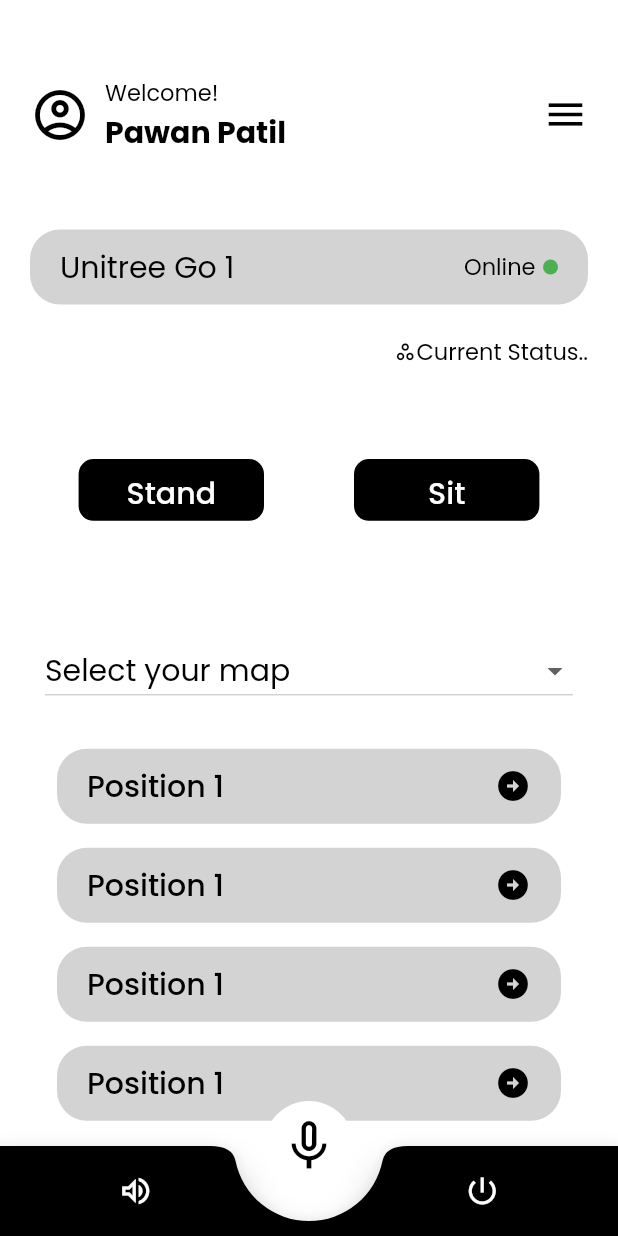
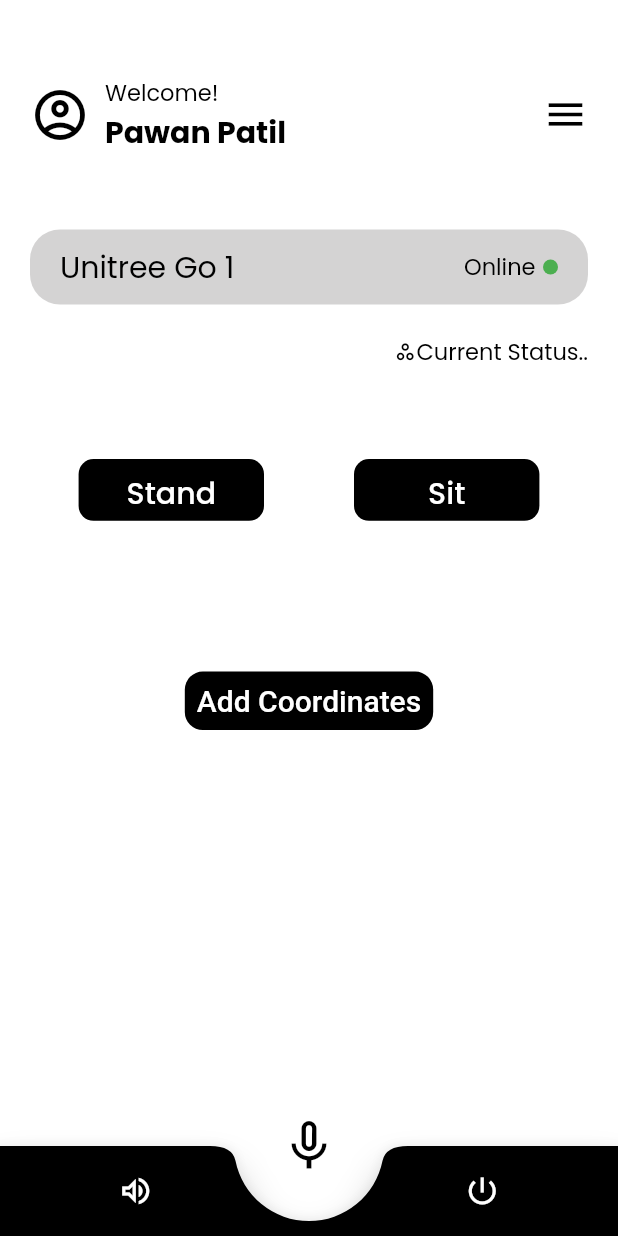
Before and after one commit to btaanish/RoamAssist, a Flutter app: the screen it shows after launch, on a phone screen of 412 x 824 dp. Run offline on Flutter 3.47's test engine with Material 2 defaults, Android fonts, the phone set to English and light mode, and no system bars; drawn by our look-alikes of avatar_glow; our stand-ins replace flutter_spinkit, speech_to_text.

Commit message:
Coordinate Screen

```diff
--- a/lib/main.dart
+++ b/lib/main.dart
@@ -1,7 +1,9 @@
 import 'package:flutter/material.dart';
+import 'package:roam_assist/views/coordinates_screen.dart';
 import 'package:roam_assist/views/home_screen.dart';
 import 'package:roam_assist/views/main_screen.dart';
 import 'package:roam_assist/views/splash_screen.dart';
+
 
 void main() {
   runApp(const MyApp());
@@ -24,6 +26,7 @@ class MyApp extends StatelessWidget {
         'splash_screen': (context) => const SplashScreen(),
         'home_screen': (context) => const HomeScreen(),
         'main_screen':(context) => const MainScreen(),
+        'coordinates_screen':(context) => const Coordinates(),
       },
     );
   }
--- /dev/null
+++ b/lib/models/coordinates.dart
@@ -0,0 +1,8 @@
+class Coordinates {
+
+  double latitude;
+  double longitude;
+
+  Coordinates({required this.latitude, required this.longitude});
+
+}
--- /dev/null
+++ b/lib/models/coordinates_data.dart
@@ -0,0 +1,12 @@
+import 'coordinates.dart';
+import 'package:flutter/foundation.dart';
+
+class CoordinatesData {
+  List<Coordinates> coordinates_list = [
+
+  ];
+
+  void addCoordinates(Coordinates c) {
+    coordinates_list.add(c);
+  }
+}
--- a/lib/views/main_screen.dart
+++ b/lib/views/main_screen.dart
@@ -5,6 +5,7 @@ import 'package:flutter/material.dart';
 import 'package:speech_to_text/speech_to_text.dart';
 
 import '../conn/client.dart';
+import 'coordinates_screen.dart';
 
 class MainScreen extends StatefulWidget {
   const MainScreen({Key? key}) : super(key: key);
@@ -40,15 +41,7 @@ class _MainScreenState extends State<MainScreen> {
     return "";
   }
 
-  List<DropdownMenuItem<String>> get dropdownItems{
-    List<DropdownMenuItem<String>> menuItems = [
-      DropdownMenuItem(child: Text("Select your map"),value: "Select your map"),
-      DropdownMenuItem(child: Text("SOC Com 3"),value: "SOC Com 3"),
-    ];
-    return menuItems;
-  }
 
-  String selectedValue = "Select your map";
 
   @override
   Widget build(BuildContext context) {
@@ -177,116 +170,30 @@ class _MainScreenState extends State<MainScreen> {
              ),
           ),
 
-          Container(
-            margin: const EdgeInsets.symmetric(horizontal: 30),
-            child: DropdownButton(
-              value: selectedValue,
-              borderRadius: BorderRadius.circular(20),
-              style: TextStyle(color: Colors.black, fontSize: 20, fontFamily: 'Poppins'),
-              focusColor: const Color.fromARGB(255, 212, 211, 211),
-              isExpanded: true,
-              dropdownColor: const Color.fromARGB(255, 212, 211, 211),
-              items: dropdownItems,
-              onChanged: (value) {
-                setState(() {
-                  selectedValue = value.toString();
-                });
-              },
-            )
+
+          SizedBox(height: 20,),
+          TextButton(
+            style: ButtonStyle(
+                backgroundColor: MaterialStatePropertyAll(Colors.black),
+                alignment: Alignment.center,
+                shape: MaterialStateProperty.all(
+                  RoundedRectangleBorder(
+                      borderRadius: BorderRadius.circular(12.0),
+                  )
+                )
+            ),
+            onPressed: () {
+              Navigator.pushNamed(context, 'coordinates_screen');
+            },
+            child: Text(
+              'Add Coordinates',
+              style: TextStyle(
+                color: Colors.white,
+                fontSize: 20,
+
+              ),
+            ),
           ),
-
-
-          Container(
-            margin: const EdgeInsets.symmetric(horizontal: 30, vertical: 20),
-            child: Column(
-              children: [
-                TextButton(
-                  onPressed: () {
-
-                  },
-                  child: Container(
-                    padding: const EdgeInsets.symmetric(horizontal: 20, vertical: 10),
-                    decoration: BoxDecoration(
-                      color: const Color.fromARGB(255, 212, 211, 211),
-                      borderRadius: BorderRadius.circular(20),
-                    ),
-                    child: Row(
-                      mainAxisAlignment: MainAxisAlignment.center,
-                      children: const [
-                        Text("Position 1", style: TextStyle(fontFamily: 'Poppins', fontSize: 20, color: Colors.black)),
-                        Spacer(),
-                        Icon(Icons.arrow_circle_right, color: Colors.black),
-                      ],
-                    ),
-                  ),
-                ),
-                TextButton(
-                  onPressed: () {
-
-                  },
-                  child: Container(
-                    padding: const EdgeInsets.symmetric(horizontal: 20, vertical: 10),
-                    decoration: BoxDecoration(
-                      color: const Color.fromARGB(255, 212, 211, 211),
-                      borderRadius: BorderRadius.circular(20),
-                    ),
-                    child: Row(
-                      mainAxisAlignment: MainAxisAlignment.center,
-                      children: const [
-                        Text("Position 1", style: TextStyle(fontFamily: 'Poppins', fontSize: 20, color: Colors.black)),
-                        Spacer(),
-                        Icon(Icons.arrow_circle_right, color: Colors.black),
-                      ],
-                    ),
-                  ),
-                ),
-                TextButton(
-                  onPressed: () {
-
-                  },
-                  child: Container(
-                    padding: const EdgeInsets.symmetric(horizontal: 20, vertical: 10),
-                    decoration: BoxDecoration(
-                      color: const Color.fromARGB(255, 212, 211, 211),
-                      borderRadius: BorderRadius.circular(20),
-                    ),
-                    child: Row(
-                      mainAxisAlignment: MainAxisAlignment.center,
-                      children: const [
-                        Text("Position 1", style: TextStyle(fontFamily: 'Poppins', fontSize: 20, color: Colors.black)),
-                        Spacer(),
-                        Icon(Icons.arrow_circle_right, color: Colors.black),
-                      ],
-                    ),
-                  ),
-                ),
-                TextButton(
-                  onPressed: () {
-
-                  },
-                  child: Container(
-                    padding: const EdgeInsets.symmetric(horizontal: 20, vertical: 10),
-                    decoration: BoxDecoration(
-                      color: const Color.fromARGB(255, 212, 211, 211),
-                      borderRadius: BorderRadius.circular(20),
-                    ),
-                    child: Row(
-                      mainAxisAlignment: MainAxisAlignment.center,
-                      children: const [
-                        Text("Position 1", style: TextStyle(fontFamily: 'Poppins', fontSize: 20, color: Colors.black)),
-                        Spacer(),
-                        Icon(Icons.arrow_circle_right, color: Colors.black),
-                      ],
-                    ),
-                  ),
-                )
-              ],
-            ),
-          )
-
-
-
-
         ],
       ),
 
@@ -350,12 +257,15 @@ class _MainScreenState extends State<MainScreen> {
                 icon: const Icon(Icons.volume_up_outlined, color: Colors.white,),
               ),
               SizedBox(width: 50,),
+
               IconButton(
                 onPressed: () {
                   Navigator.pushNamed(context, 'home_screen');
                 },
                 icon: const Icon(Icons.power_settings_new, color: Colors.white,),
               ),
+
+
             ],
           ),
         ),
```
Also changed, not shown: lib/views/coordinates_screen.dart (added, +144 -0 lines), lib/widgets/coordinate_input.dart (added, +95 -0 lines).
